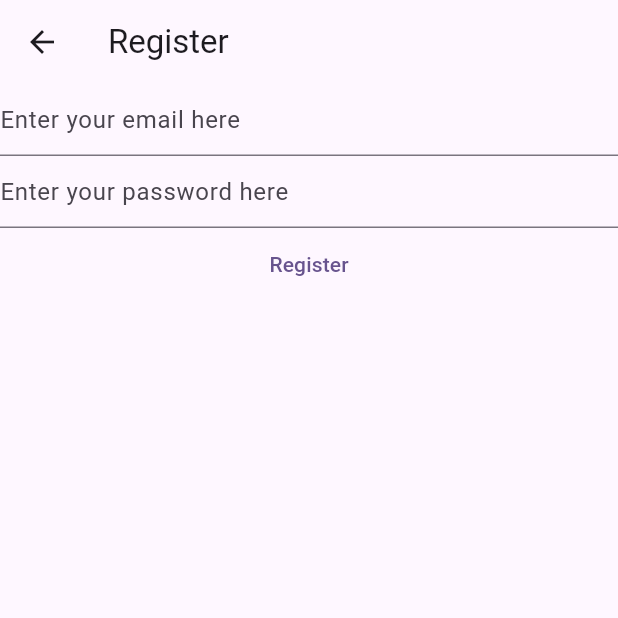
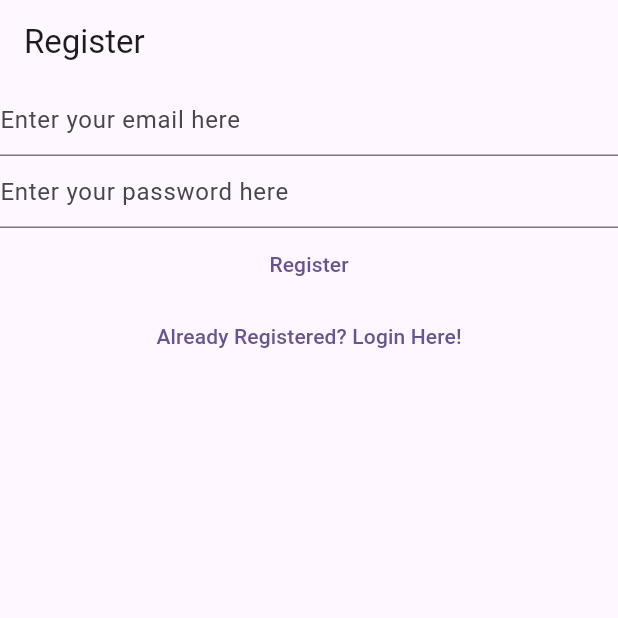
Before and after one commit to iPriyanshu19/MyNotes, a Flutter app: the RegisterView screen opened directly, on a phone screen of 412 x 824 dp, the top half of it. Run offline on Flutter 3.47's test engine with Material 3 defaults, Android fonts, the phone set to English and light mode, and no system bars; our stand-ins replace firebase_auth, firebase_core; accounts and stored records are empty.

Commit message:
Complete Chapter17

```diff
--- a/lib/views/register_view.dart
+++ b/lib/views/register_view.dart
@@ -1,7 +1,6 @@
 import 'package:firebase_auth/firebase_auth.dart';
-import 'package:firebase_core/firebase_core.dart';
 import 'package:flutter/material.dart';
-import 'package:mynotes/firebase_options.dart';
+import 'package:mynotes/views/login_view.dart';
 
 class RegisterView extends StatefulWidget {
   const RegisterView({super.key});
@@ -34,14 +33,7 @@ class _RegisterViewState extends State<RegisterView> {
       appBar: AppBar(
         title: const Text('Register'),
       ),
-      body: FutureBuilder(
-        future: Firebase.initializeApp(
-          options: DefaultFirebaseOptions.currentPlatform,
-        ),
-        builder: (context, snapshot) {
-          switch (snapshot.connectionState) {
-            case ConnectionState.done:
-              return Column(
+      body: Column(
         children: [
           TextField(
             controller: _email,
@@ -66,8 +58,8 @@ class _RegisterViewState extends State<RegisterView> {
               final email = _email?.text ?? "  ";
               final password = _password?.text ?? "  ";
               try {
-                        final UserCredential = await FirebaseAuth.instance
-                            .createUserWithEmailAndPassword(
+                final UserCredential =
+                    await FirebaseAuth.instance.createUserWithEmailAndPassword(
                   email: email,
                   password: password,
                 );
@@ -84,12 +76,17 @@ class _RegisterViewState extends State<RegisterView> {
             },
             child: const Text('Register'),
           ),
+          TextButton(
+            onPressed: () {
+              Navigator.of(context).pushAndRemoveUntil(
+                MaterialPageRoute<void>(
+                    builder: (BuildContext context) => const LoginView()),
+                ModalRoute.withName('/login/'),
+              );
+            },
+            child: const Text('Already Registered? Login Here!'),
+          ),
         ],
-              );
-            default:
-              return const Text('Loading...');
-          }
-        },
       ),
     );
   }
```
Also changed, not shown: lib/main.dart (+15 -15 lines), lib/views/login_view.dart (+13 -17 lines), lib/views/verify_email_view.dart (added, +31 -0 lines). Lines whose indentation alone changed are shown as unchanged.
